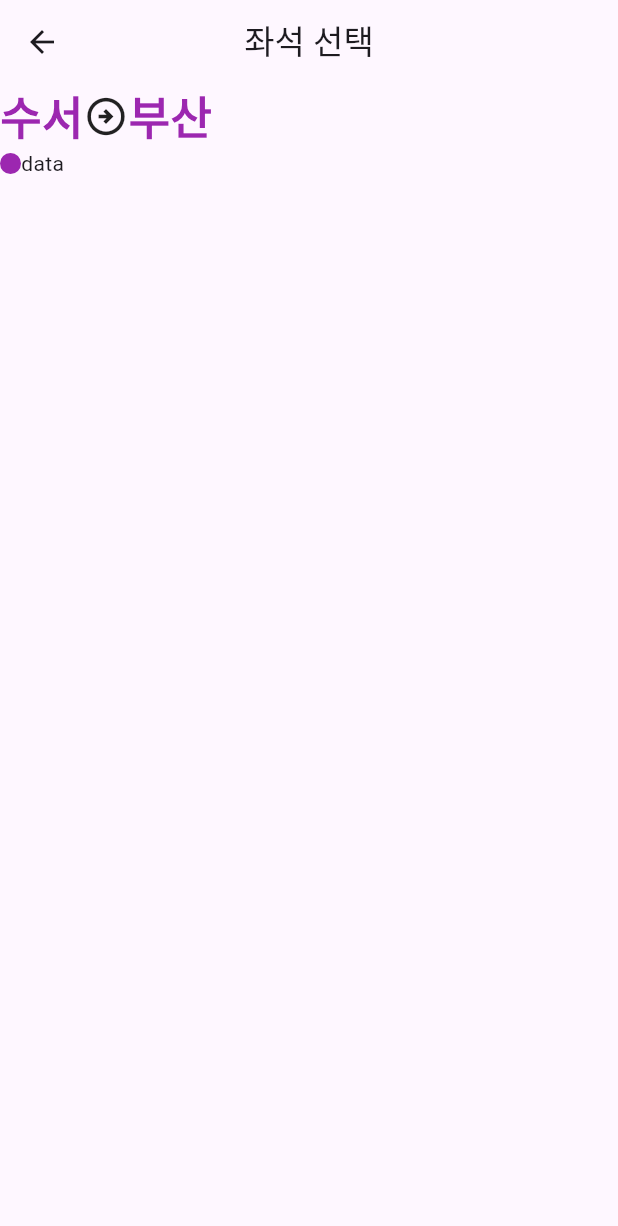
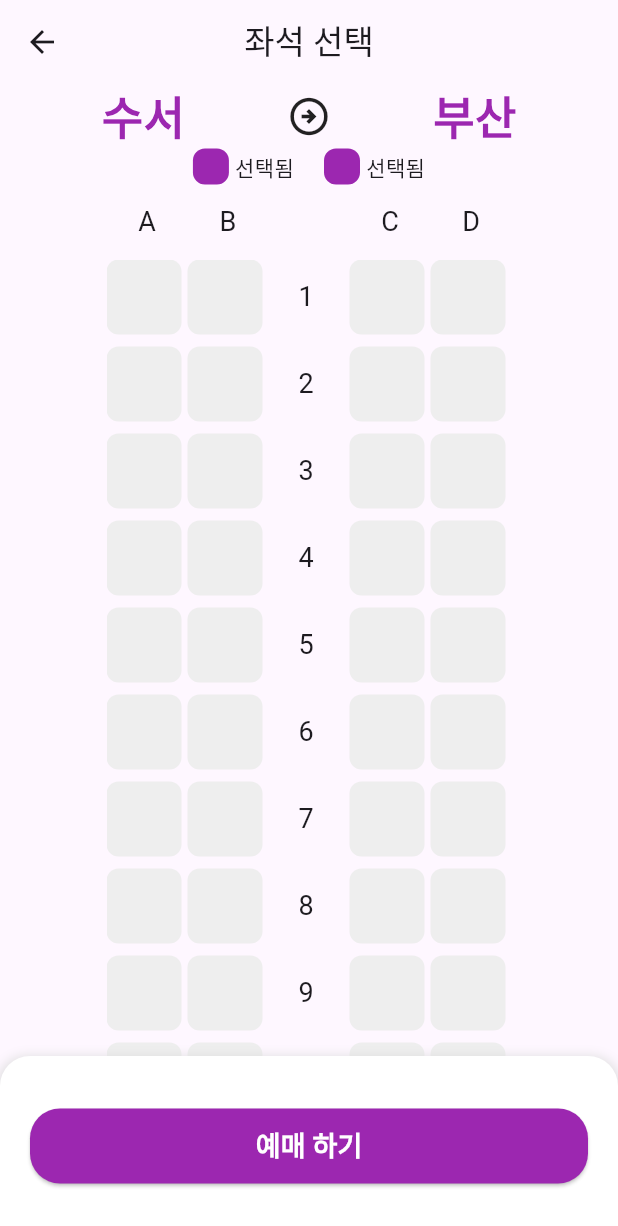
Before and after one commit to hyun471/assignment3_train_app, a Flutter app: the screen it shows after launch, after a tap on "좌석 선택", on a phone screen of 412 x 824 dp. Shown: the top 1226 px of the screen. Run offline on Flutter 3.47's test engine with Material 3 defaults, Android fonts, the phone set to English and light mode, and no system bars.

Commit message:
feat : seat page화면 UI 구현

```diff
--- a/lib/pages/home/home_page.dart
+++ b/lib/pages/home/home_page.dart
@@ -25,7 +25,7 @@ class HomePage extends StatelessWidget {
                 child: Row(
                     mainAxisAlignment: MainAxisAlignment.center,
                     children: [
-                      SelectStationBox(),
+                      SelectStationBox('출발역'),
                       SizedBox(width: 50),
                       Container(
                         width: 2,
@@ -33,7 +33,7 @@ class HomePage extends StatelessWidget {
                         color: Colors.grey[400],
                       ),
                       SizedBox(width: 50),
-                      SelectStationBox(),
+                      SelectStationBox('도착역'),
                     ]),
               ),
             ),
--- a/lib/pages/home/widgets/select_station_box.dart
+++ b/lib/pages/home/widgets/select_station_box.dart
@@ -2,13 +2,15 @@ import 'package:flutter/material.dart';
 import 'package:flutter_train_app/pages/train_list/train_list_page.dart';
 
 class SelectStationBox extends StatelessWidget {
+  SelectStationBox(this.destination);
+  String destination;
   @override
   Widget build(BuildContext context) {
     return Column(
       mainAxisAlignment: MainAxisAlignment.center,
       children: [
         Text(
-          '출발역',
+          destination,
           style: TextStyle(
             fontSize: 16,
             color: Colors.grey,
--- a/lib/pages/seat/seat_page.dart
+++ b/lib/pages/seat/seat_page.dart
@@ -1,4 +1,6 @@
 import 'package:flutter/material.dart';
+import 'package:flutter_train_app/pages/seat/widgets/bottom_button.dart';
+import 'package:flutter_train_app/pages/seat/widgets/seat_list.dart';
 
 class SeatPage extends StatelessWidget {
   @override
@@ -16,8 +18,9 @@ class SeatPage extends StatelessWidget {
       body: Column(
         children: [
           Row(
+            mainAxisAlignment: MainAxisAlignment.spaceEvenly,
+            crossAxisAlignment: CrossAxisAlignment.center,
             children: [
-              SizedBox(height: 10),
               Text(
                 '수서',
                 style: TextStyle(
@@ -36,20 +39,74 @@ class SeatPage extends StatelessWidget {
             ],
           ),
           Row(
+            mainAxisAlignment: MainAxisAlignment.center,
             children: [
-              Container(
-                width: 14,
-                height: 14,
-                decoration: BoxDecoration(
-                  color: Colors.purple,
-                  borderRadius: BorderRadius.circular(8),
-                ),
+              selectSeat(),
+              SizedBox(width: 20),
+              selectSeat(),
+            ],
+          ),
+          Row(
+            mainAxisAlignment: MainAxisAlignment.center,
+            children: [
+              label('A'),
+              SizedBox(width: 4),
+              label('B'),
+              SizedBox(width: 58),
+              label('C'),
+              SizedBox(width: 4),
+              label('D'),
+            ],
+          ),
+          Expanded(
+            child: Padding(
+              padding:
+                  const EdgeInsets.symmetric(horizontal: 71),
+              child: ListView(
+                children: [
+                  for (int i = 1; i <= 20; i++) ...[
+                    SeatList('$i'),
+                    if (i != 20) SizedBox(height: 8),
+                  ]
+                ],
               ),
-              Text('data'),
-            ],
-          )
+            ),
+          ),
+          BottomButton()
         ],
       ),
     );
   }
+
+  SizedBox label(String label) {
+    return SizedBox(
+      width: 50,
+      height: 50,
+      child: Center(
+        child: Text(
+          label,
+          style: TextStyle(
+            fontSize: 18,
+          ),
+        ),
+      ),
+    );
+  }
+
+  Row selectSeat() {
+    return Row(
+      children: [
+        Container(
+          width: 24,
+          height: 24,
+          decoration: BoxDecoration(
+            color: Colors.purple,
+            borderRadius: BorderRadius.circular(8),
+          ),
+        ),
+        SizedBox(width: 4),
+        Text('선택됨'),
+      ],
+    );
+  }
 }
--- /dev/null
+++ b/lib/pages/seat/widgets/bottom_button.dart
@@ -0,0 +1,77 @@
+import 'package:flutter/cupertino.dart';
+import 'package:flutter/material.dart';
+
+class BottomButton extends StatelessWidget {
+  @override
+  Widget build(BuildContext context) {
+    return Container(
+      height: 120,
+      width: double.infinity,
+      decoration: BoxDecoration(
+          color: Colors.white,
+          boxShadow: [
+            BoxShadow(
+                color: Colors.grey[300]!,
+                offset: Offset(0, 2),
+                blurRadius: 6,
+                spreadRadius: 2)
+          ],
+          borderRadius:
+              BorderRadius.vertical(top: Radius.circular(20))),
+      child: Center(
+        child: Stack(
+          children: [
+            Padding(
+              padding:
+                  const EdgeInsets.symmetric(horizontal: 20),
+              child: SafeArea(
+                child: SizedBox(
+                  width: double.infinity,
+                  height: 50,
+                  child: ElevatedButton(
+                      style: ElevatedButton.styleFrom(
+                          shape: RoundedRectangleBorder(
+                              borderRadius:
+                                  BorderRadius.circular(20)),
+                          backgroundColor: Colors.purple),
+                      onPressed: () {
+                        showCupertinoDialog(
+                            context: context,
+                            builder: (context) {
+                              return CupertinoAlertDialog(
+                                title: Text('예약 하시겠습니까?'),
+                                content: Text('좌석 번호 : A - 1'),
+                                actions: [
+                                  CupertinoDialogAction(
+                                    isDefaultAction: true,
+                                    onPressed: () {
+                                      Navigator.of(context)
+                                          .pop();
+                                    },
+                                    child: Text('취소'),
+                                  ),
+                                  CupertinoDialogAction(
+                                      isDefaultAction: true,
+                                      onPressed: () {},
+                                      child: Text('확인'))
+                                ],
+                              );
+                            });
+                      },
+                      child: Text(
+                        '예매 하기',
+                        style: TextStyle(
+                          fontSize: 18,
+                          fontWeight: FontWeight.bold,
+                          color: Colors.white,
+                        ),
+                      )),
+                ),
+              ),
+            ),
+          ],
+        ),
+      ),
+    );
+  }
+}
--- /dev/null
+++ b/lib/pages/seat/widgets/seat_list.dart
@@ -0,0 +1,49 @@
+import 'package:flutter/material.dart';
+
+class SeatList extends StatelessWidget {
+  SeatList(this.columnLabel);
+  String columnLabel;
+  @override
+  Widget build(BuildContext context) {
+    return Row(
+      crossAxisAlignment: CrossAxisAlignment.center,
+      children: [
+        seatList(),
+        SizedBox(width: 4),
+        seatList(),
+        SizedBox(width: 4),
+        label(columnLabel),
+        SizedBox(width: 4),
+        seatList(),
+        SizedBox(width: 4),
+        seatList(),
+      ],
+    );
+  }
+
+  Container seatList() {
+    return Container(
+      width: 50,
+      height: 50,
+      decoration: BoxDecoration(
+        color: Colors.grey[200],
+        borderRadius: BorderRadius.circular(8),
+      ),
+    );
+  }
+
+  SizedBox label(String label) {
+    return SizedBox(
+      width: 50,
+      height: 50,
+      child: Center(
+        child: Text(
+          label,
+          style: TextStyle(
+            fontSize: 18,
+          ),
+        ),
+      ),
+    );
+  }
+}
```
